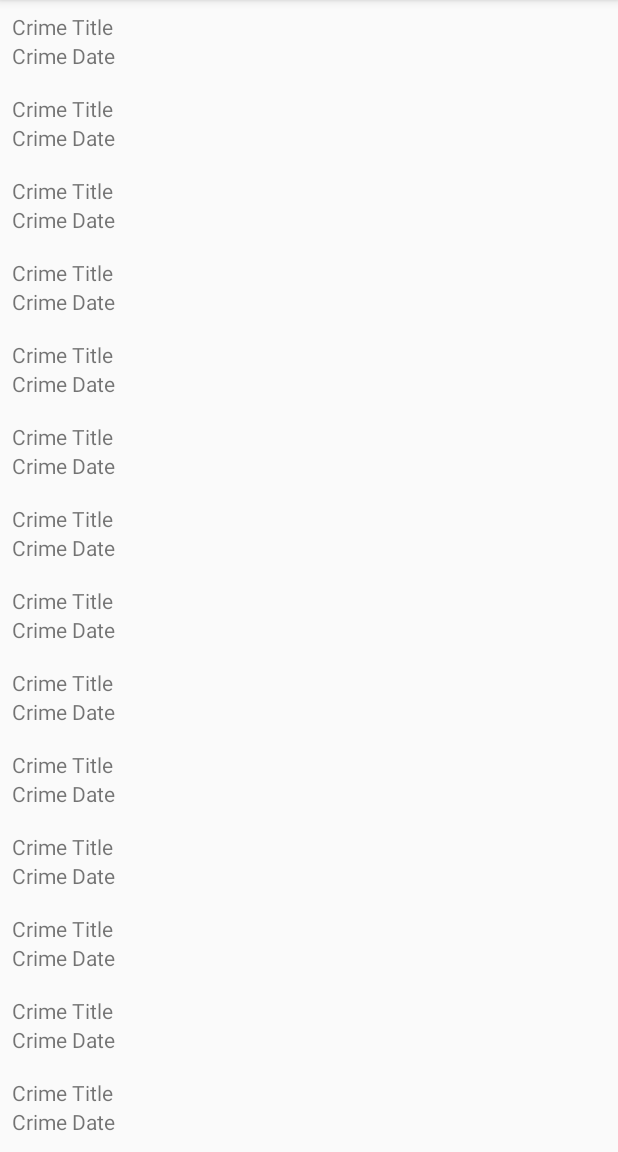
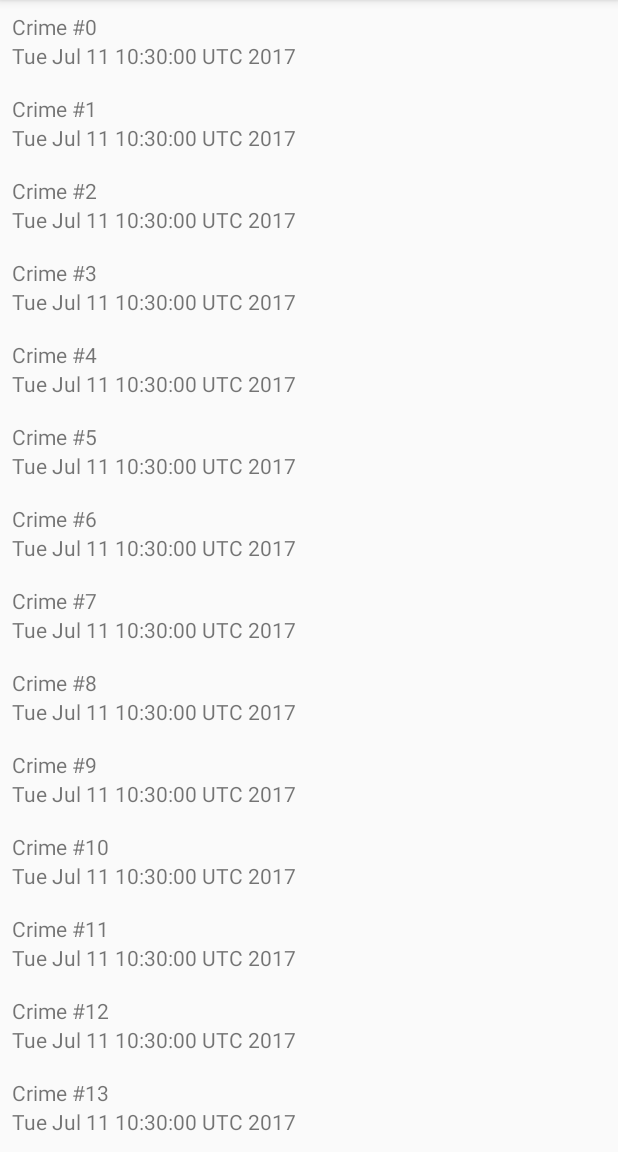
Before and after one commit to Gillz17/CriminalIntent, an Android app: the screen it shows after launch (CrimeListActivity), on a phone screen of 412 x 824 dp, the part 84-1236 px from its top. Run offline under Robolectric (Android 15) with nearby library versions, the phone set to English and light mode, and no system bars.

Commit message:
End of Chp. 8

```diff
--- a/app/src/main/java/com/learning/android/criminalintent/CrimeListFragment.java
+++ b/app/src/main/java/com/learning/android/criminalintent/CrimeListFragment.java
@@ -7,6 +7,7 @@ import android.support.v7.widget.RecyclerView;
 import android.view.LayoutInflater;
 import android.view.View;
 import android.view.ViewGroup;
+import android.widget.TextView;
 
 import java.util.List;
 
@@ -19,8 +20,22 @@ public class CrimeListFragment extends Fragment {
     private CrimeAdaptor mAdapter;
 
     private class CrimeHolder extends RecyclerView.ViewHolder {
+
+        private TextView mTitleTextView;
+        private TextView mDateTextView;
+        private Crime mCrime;
+
         public CrimeHolder(LayoutInflater inflater, ViewGroup parent){
             super(inflater.inflate(R.layout.list_item_crime, parent,false));
+
+            mTitleTextView = (TextView) itemView.findViewById(R.id.crime_title);
+            mDateTextView = (TextView) itemView.findViewById(R.id.crime_date);
+        }
+
+        public void bind(Crime crime){
+            mCrime = crime;
+            mTitleTextView.setText(mCrime.getTitle());
+            mDateTextView.setText(mCrime.getDate().toString());
         }
     }
 
@@ -40,6 +55,8 @@ public class CrimeListFragment extends Fragment {
 
         @Override
         public void onBindViewHolder(CrimeHolder holder, int position) {
+            Crime crime = mCrimes.get(position);
+            holder.bind(crime);
         }
 
         @Override
```
